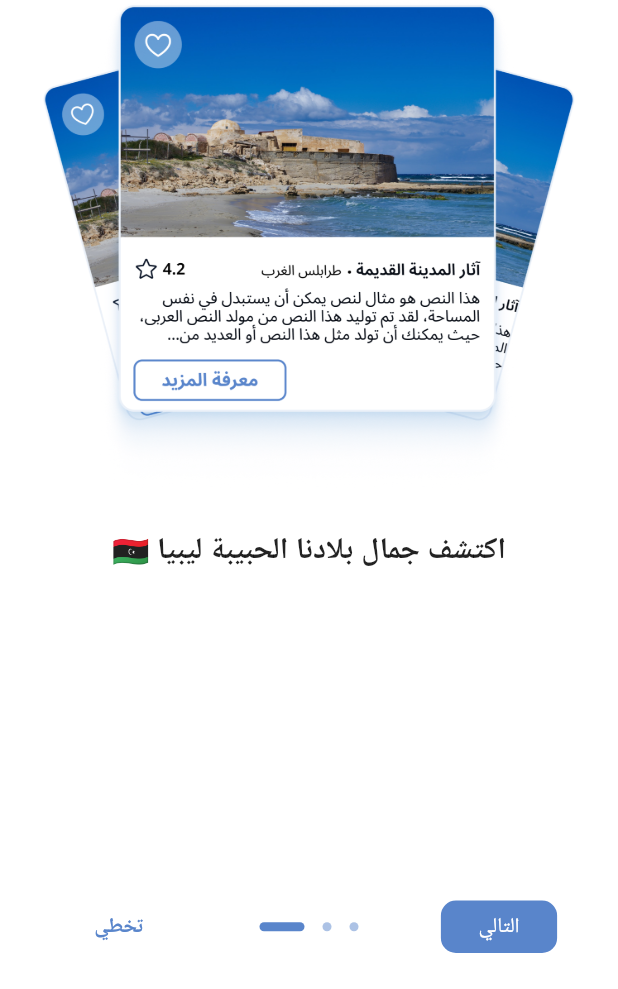
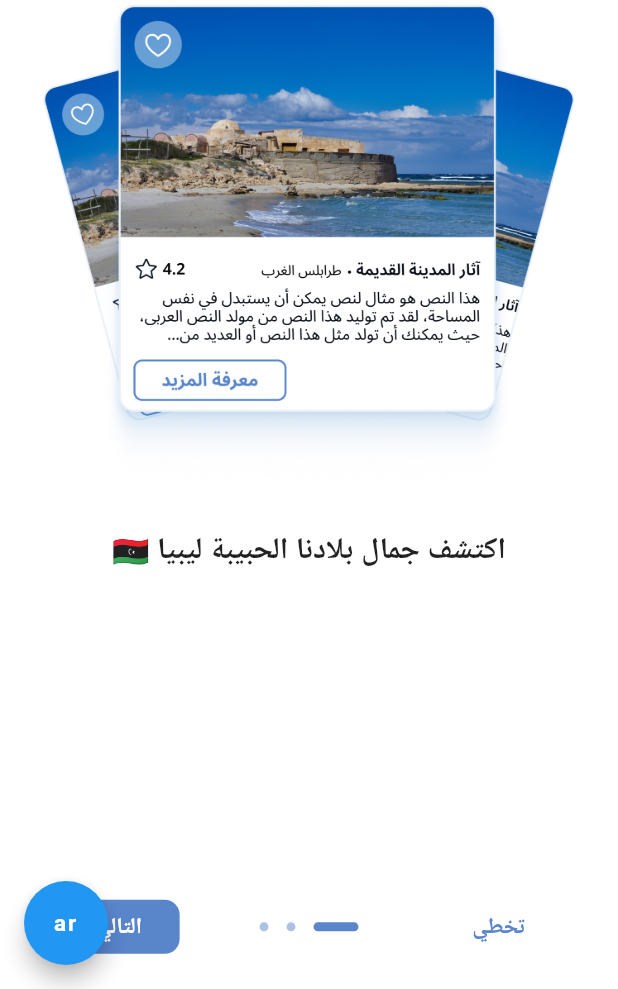
Before and after one commit to mohamed97alsaee/Acacus, a Flutter app: the screen it shows after launch, on a phone screen of 412 x 824 dp, the part 247-1236 px from its top. Run offline on Flutter 3.47's test engine with Material 2 defaults, Android fonts, the phone set to English and light mode, and no system bars; drawn by our look-alikes of introduction_screen; our stand-ins replace google_fonts, pin_code_fields; generated files the repository leaves out were written again; Roboto replaces fonts that are missing (Cairo).

Commit message:
12:46 pm , 27 mar 2023.

```diff
--- /dev/null
+++ b/l10n.yaml
@@ -0,0 +1,3 @@
+arb-dir: lib/l10n
+template-arb-file: app_en.arb
+output-localization-file: app_localizations.dart
--- /dev/null
+++ b/lib/l10n/app_es.arb
@@ -0,0 +1,3 @@
+{
+    "hello": "hola"
+}
--- a/lib/main.dart
+++ b/lib/main.dart
@@ -1,15 +1,34 @@
 import 'package:acacus/screens/auth_screens/splash_screen.dart';
 import 'package:flutter/material.dart';
 import 'package:google_fonts/google_fonts.dart';
-
+import 'package:flutter_localizations/flutter_localizations.dart';
 import 'helpers/consts.dart';
+import 'package:flutter_gen/gen_l10n/app_localizations.dart';
 
 void main() {
   runApp(const MyApp());
 }
 
-class MyApp extends StatelessWidget {
+class MyApp extends StatefulWidget {
   const MyApp({super.key});
+
+  static void setLocale(BuildContext context, Locale locale) {
+    _MyAppState? state = context.findAncestorStateOfType<_MyAppState>();
+    state!.setLocale(locale);
+  }
+
+  @override
+  State<MyApp> createState() => _MyAppState();
+}
+
+class _MyAppState extends State<MyApp> {
+  Locale _locale = const Locale('ar');
+
+  void setLocale(Locale locale) {
+    setState(() {
+      _locale = locale;
+    });
+  }
 
   @override
   Widget build(BuildContext context) {
@@ -30,6 +49,24 @@ class MyApp extends StatelessWidget {
             titleTextStyle: const TextStyle(color: Colors.black),
           ),
         ),
+        locale: _locale,
+        localizationsDelegates: const [
+          AppLocalizations.delegate, // Add this line
+
+          GlobalMaterialLocalizations.delegate,
+          GlobalWidgetsLocalizations.delegate,
+          GlobalCupertinoLocalizations.delegate,
+        ],
+        supportedLocales: const [
+          Locale('en'), // English
+          Locale('ar'), // Arabic
+        ],
+        localeResolutionCallback: (
+          locale,
+          supportedLocales,
+        ) {
+          return locale;
+        },
         home: const SplashScreen());
   }
 }
--- a/lib/screens/auth_screens/intro_screen.dart
+++ b/lib/screens/auth_screens/intro_screen.dart
@@ -1,9 +1,11 @@
 import 'package:acacus/helpers/consts.dart';
+import 'package:acacus/main.dart';
 import 'package:acacus/screens/auth_screens/login_screen.dart';
 import 'package:acacus/screens/main_screens/tabs_screen.dart';
 import 'package:acacus/widgets/static_widgets/intro_card.dart';
 import 'package:flutter/material.dart';
 import 'package:introduction_screen/introduction_screen.dart';
+import 'package:flutter_gen/gen_l10n/app_localizations.dart';
 
 class IntroScreen extends StatefulWidget {
   const IntroScreen({super.key});
@@ -17,19 +19,26 @@ class _IntroScreenState extends State<IntroScreen> {
   Widget build(BuildContext context) {
     Size size = MediaQuery.of(context).size;
 
-    List<Widget> listPagesViewModel = const [
+    List<Widget> listPagesViewModel = [
       IntroCard(
           image: 'assets/intro1.png',
-          title: 'اكتشف جمال بلادنا الحبيبة ليبيا 🇱🇾'),
+          title: AppLocalizations.of(context)!.ione),
       IntroCard(
-          image: 'assets/intro2.png', title: 'احجز رحلات للمعالم المختلفة 🗿'),
+          image: 'assets/intro2.png',
+          title: AppLocalizations.of(context)!.itwo),
       IntroCard(
           image: 'assets/intro3.png',
-          title:
-              'ترغب بزيارة مكان ما؟ تعرف على المطاعم والخدمات الموجودة بالقرب منه 🍔'),
+          title: AppLocalizations.of(context)!.ithree),
     ];
 
     return Scaffold(
+      floatingActionButton: FloatingActionButton(
+          child: Text(AppLocalizations.of(context)!.localeName),
+          onPressed: () {
+            AppLocalizations.of(context)!.localeName == 'ar'
+                ? MyApp.setLocale(context, const Locale('en'))
+                : MyApp.setLocale(context, const Locale('ar'));
+          }),
       body: Column(
         children: [
           SafeArea(
@@ -46,29 +55,31 @@ class _IntroScreenState extends State<IntroScreen> {
               done: Container(
                 decoration: BoxDecoration(
                     color: mainColor, borderRadius: BorderRadius.circular(10)),
-                child: const Padding(
-                  padding: EdgeInsets.symmetric(horizontal: 25, vertical: 8),
+                child: Padding(
+                  padding:
+                      const EdgeInsets.symmetric(horizontal: 25, vertical: 8),
                   child: Text(
-                    "دخول",
-                    style: TextStyle(color: Colors.white),
+                    AppLocalizations.of(context)!.enter,
+                    style: const TextStyle(color: Colors.white),
                   ),
                 ),
               ),
               next: Container(
                 decoration: BoxDecoration(
                     color: mainColor, borderRadius: BorderRadius.circular(10)),
-                child: const Padding(
-                  padding: EdgeInsets.symmetric(horizontal: 25, vertical: 8),
+                child: Padding(
+                  padding:
+                      const EdgeInsets.symmetric(horizontal: 25, vertical: 8),
                   child: Text(
-                    "التالي",
-                    style: TextStyle(
+                    AppLocalizations.of(context)!.next,
+                    style: const TextStyle(
                       color: Colors.white,
                     ),
                   ),
                 ),
               ),
               skip: Text(
-                "تخطي",
+                AppLocalizations.of(context)!.skip,
                 style: TextStyle(color: mainColor, fontWeight: FontWeight.bold),
               ),
               showSkipButton: true,
--- a/lib/widgets/static_widgets/intro_card.dart
+++ b/lib/widgets/static_widgets/intro_card.dart
@@ -20,7 +20,6 @@ class IntroCard extends StatelessWidget {
             title,
             style: const TextStyle(fontSize: 20, fontWeight: FontWeight.w700),
             textAlign: TextAlign.center,
-            textDirection: TextDirection.rtl,
           ),
         ),
       ],
--- a/pubspec.yaml
+++ b/pubspec.yaml
@@ -34,9 +34,13 @@ dependencies:
   # The following adds the Cupertino Icons font to your application.
   # Use with the CupertinoIcons class for iOS style icons.
   cupertino_icons: ^1.0.2
+  flutter_localizations:
+    sdk: flutter
+  intl:
   google_fonts:
   pin_code_fields:
   introduction_screen:
+
 dev_dependencies:
   flutter_test:
     sdk: flutter
@@ -53,6 +57,7 @@ dev_dependencies:
 
 # The following section is specific to Flutter packages.
 flutter:
+  generate: true # Add this line
   # The following line ensures that the Material Icons font is
   # included with your application, so that you can use the icons in
   # the material Icons class.
```
Also changed, not shown: lib/l10n/app_ar.arb (added, +10 -0 lines), lib/l10n/app_en.arb (added, +11 -0 lines), pubspec.lock.
